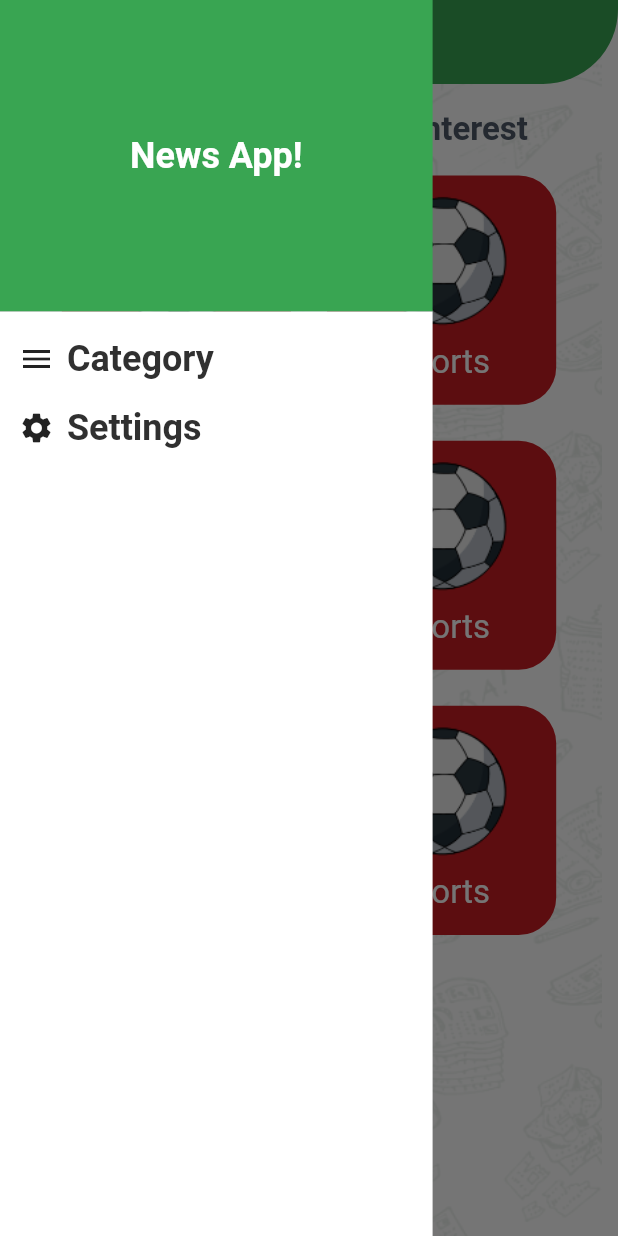
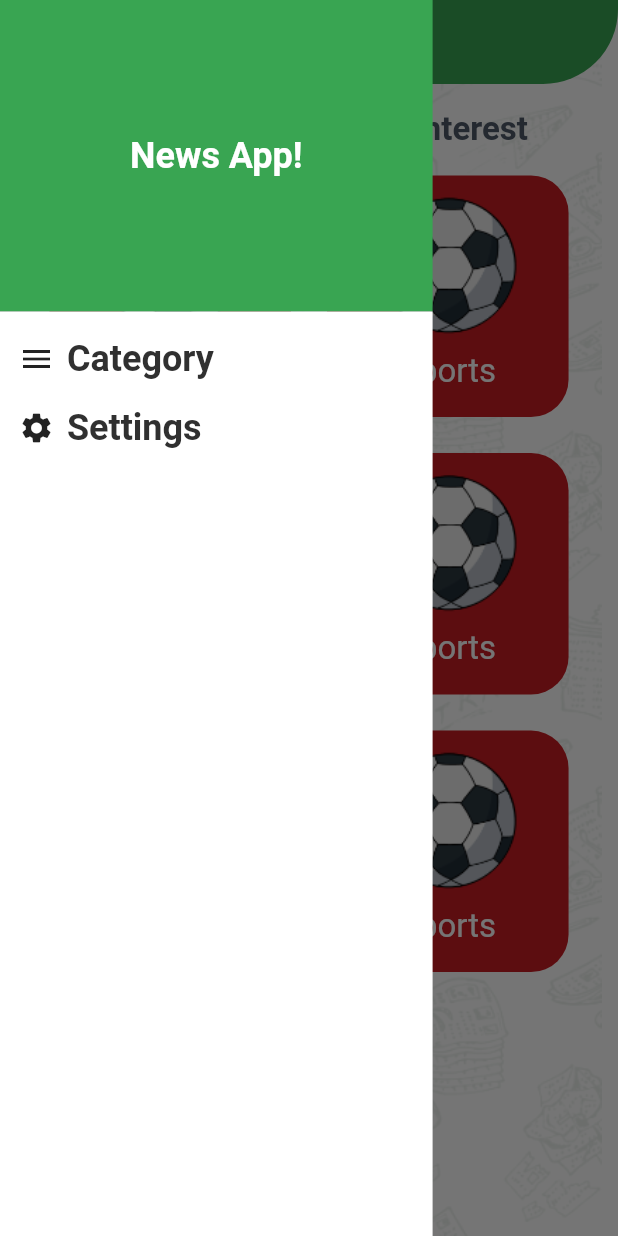
Before and after one commit to MariamNazer/News_App, a Flutter app: the screen it shows after launch, with the side drawer open, on a phone screen of 412 x 824 dp. Run offline on Flutter 3.47's test engine with Material 3 defaults, Android fonts, the phone set to English and light mode, and no system bars; our stand-ins replace cached_network_image, timeago.

```diff
--- a/lib/app_theme.dart
+++ b/lib/app_theme.dart
@@ -5,6 +5,7 @@ class AppTheme {
   static const Color black = Color(0xFF303030);
   static const Color navy = Color(0xFF4F5A69);
   static const Color white = Color(0xFFFFFFFF);
+  static const Color grey = Color(0xFF79828B);
   static const Color red = Color(0xFFC91C22);
 
   // ignore: non_constant_identifier_names
--- a/lib/categories/categories_grid.dart
+++ b/lib/categories/categories_grid.dart
@@ -4,9 +4,9 @@ import 'package:news_app/categories/category_item.dart';
 import 'package:news_app/models/category_model.dart';
 
 class CategoriesGrid extends StatelessWidget {
-    void Function(CategoryModel) onCategorySelected;
+  final void Function(CategoryModel) onCategorySelected;
 
-  CategoriesGrid({super.key, required this.onCategorySelected});
+ const CategoriesGrid({super.key, required this.onCategorySelected});
 
   @override
   Widget build(BuildContext context) {
@@ -20,7 +20,7 @@ class CategoriesGrid extends StatelessWidget {
             imageName: 'ball',
             color: AppTheme.red));
     return Padding(
-      padding: EdgeInsets.symmetric(horizontal: width * 0.1),
+      padding: EdgeInsets.symmetric(horizontal: width * 0.08),
       child: Column(
         crossAxisAlignment: CrossAxisAlignment.center,
         children: [
@@ -43,12 +43,12 @@ class CategoriesGrid extends StatelessWidget {
                       crossAxisSpacing: 24),
                   itemCount: categories.length,
                   itemBuilder: (_, index) => GestureDetector(
-                    onTap: ()=>onCategorySelected(categories[index]),
-                    child: CategoryItem(
+                        onTap: () => onCategorySelected(categories[index]),
+                        child: CategoryItem(
                           index: index,
                           categories: categories[index],
                         ),
-                  )))
+                      )))
         ],
       ),
     );
--- a/lib/categories/category_details.dart
+++ b/lib/categories/category_details.dart
@@ -1,11 +1,10 @@
 import 'package:flutter/material.dart';
-import 'package:news_app/models/category_model.dart';
 import 'package:news_app/models/source.dart';
 import 'package:news_app/tabs/sources_tabs.dart';
 
 class CategoryDetails extends StatefulWidget {
-  String catygoryId;
-  CategoryDetails({super.key, required this.catygoryId});
+ final String catygoryId;
+ const CategoryDetails({super.key, required this.catygoryId});
 
   @override
   State<CategoryDetails> createState() => _CategoryDetailsState();
--- a/lib/categories/category_item.dart
+++ b/lib/categories/category_item.dart
@@ -1,12 +1,11 @@
 import 'package:flutter/material.dart';
-import 'package:news_app/app_theme.dart';
 import 'package:news_app/models/category_model.dart';
 
 class CategoryItem extends StatelessWidget {
   final int index;
-  CategoryModel categories;
+  final CategoryModel categories;
 
-  CategoryItem({required this.index, required this.categories});
+  const CategoryItem({super.key, required this.index, required this.categories});
 
   @override
   Widget build(BuildContext context) {
--- a/lib/drower/home_drower.dart
+++ b/lib/drower/home_drower.dart
@@ -2,11 +2,11 @@ import 'package:flutter/material.dart';
 import 'package:news_app/app_theme.dart';
 
 class HomeDrower extends StatelessWidget {
-  double height;
-  double width;
-  void Function(DrowerItems) onItemSelected;
-  HomeDrower(
-      {required this.height,
+  final double height;
+  final double width;
+  final void Function(DrowerItems) onItemSelected;
+ const HomeDrower(
+      {super.key, required this.height,
       required this.width,
       required this.onItemSelected});
 
--- a/lib/home_screen.dart
+++ b/lib/home_screen.dart
@@ -46,7 +46,7 @@ class _HomeScreenState extends State<HomeScreen> {
                 ? CategoriesGrid(
                     onCategorySelected: onCategorySelected,
                   )
-                : SettingsTab(),
+                :const SettingsTab(),
       ),
     );
   }
--- a/lib/main.dart
+++ b/lib/main.dart
@@ -15,7 +15,7 @@ class NewsApp extends StatelessWidget {
       title: 'NewsApp',
       debugShowCheckedModeBanner: false,
       routes: {
-        HomeScreen.routeName: (_)=>HomeScreen(),
+        HomeScreen.routeName: (_)=>const HomeScreen(),
       },
       initialRoute: HomeScreen.routeName,
       theme: AppTheme.LightTeme,
--- a/lib/settings/settings_tab.dart
+++ b/lib/settings/settings_tab.dart
@@ -5,6 +5,6 @@ class SettingsTab extends StatelessWidget {
 
   @override
   Widget build(BuildContext context) {
-    return Container(child: Text('data'),);
+    return Container(child: const Text('data'),);
   }
 }
--- a/pubspec.yaml
+++ b/pubspec.yaml
@@ -30,6 +30,8 @@ environment:
 dependencies:
   flutter:
     sdk: flutter
+  timeago: ^3.7.0
+  cached_network_image: ^3.4.1
 
   # The following adds the Cupertino Icons font to your application.
   # Use with the CupertinoIcons class for iOS style icons.
```
Also changed, not shown: lib/news/news_item.dart (added, +60 -0 lines), lib/news/news_list.dart (added, +14 -0 lines), lib/tabs/sources_tabs.dart (+5 -3 lines), lib/tabs/tab_item.dart (+5 -5 lines), lib/widgets/loading_indecator.dart (added, +11 -0 lines), pubspec.lock, 1 other file.
